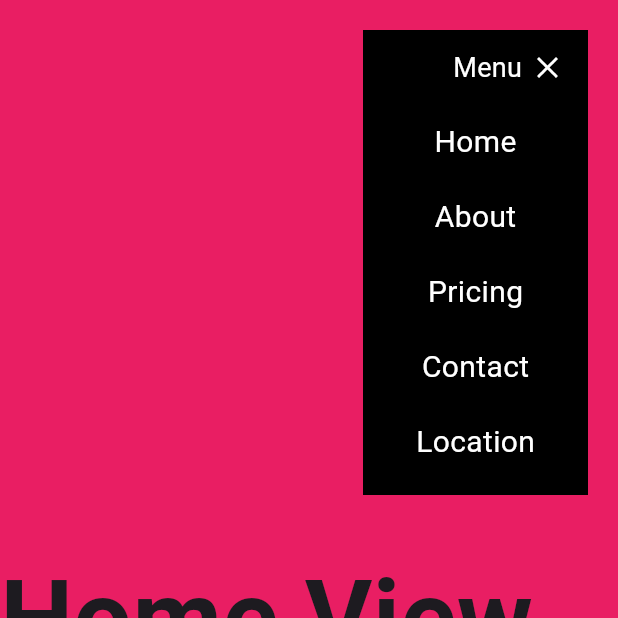
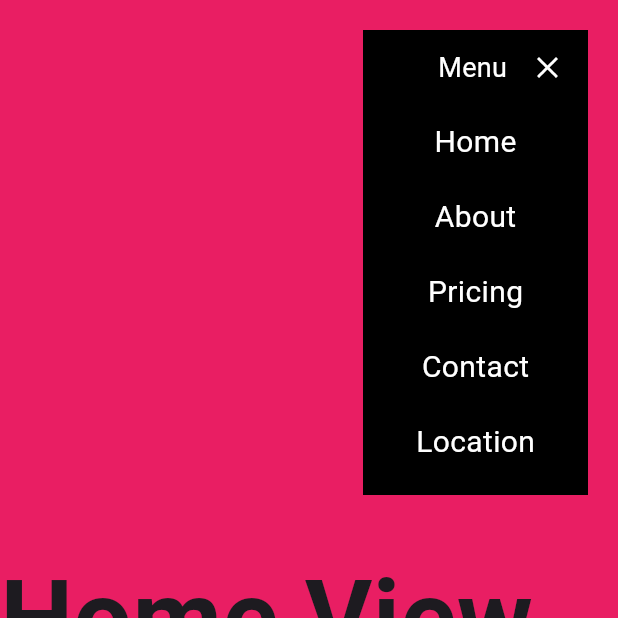
Before and after one commit to matcop/fw-landingPage, a Flutter app: the screen it shows after launch, after a tap on "Menu", on a phone screen of 412 x 824 dp, the top half of it. Run offline on Flutter 3.47's test engine with Material 3 defaults, Android fonts, the light colour scheme and no system bars; our stand-ins replace animate_do, fluro, google_fonts.

Commit message:
Detalles esteticos del menu

```diff
--- a/lib/ui/shared/custom_app_menu.dart
+++ b/lib/ui/shared/custom_app_menu.dart
@@ -49,11 +49,12 @@ class _CustomAppMenuState extends State<CustomAppMenu>
               children: [
                 _MenuTitle(isOpen: isOpen, controller: controller),
                 if (isOpen) ...[
-                  CustomMenuItem(text: 'Home', onPressed: () {}),
-                  CustomMenuItem(text: 'About', onPressed: () {}),
-                  CustomMenuItem(text: 'Pricing', onPressed: () {}),
-                  CustomMenuItem(text: 'Contact', onPressed: () {}),
-                  CustomMenuItem(text: 'Location', onPressed: () {}),
+                  CustomMenuItem(delay: 80, text: 'Home', onPressed: () {}),
+                  CustomMenuItem(delay: 90, text: 'About', onPressed: () {}),
+                  CustomMenuItem(delay: 110, text: 'Pricing', onPressed: () {}),
+                  CustomMenuItem(delay: 130, text: 'Contact', onPressed: () {}),
+                  CustomMenuItem(
+                      delay: 160, text: 'Location', onPressed: () {}),
                   SizedBox(
                     height: 10,
                   )
@@ -85,7 +86,7 @@ class _MenuTitle extends StatelessWidget {
           AnimatedContainer(
             duration: Duration(milliseconds: 200),
             curve: Curves.easeInOut,
-            width: isOpen ? 45 : 0,
+            width: isOpen ? 35 : 0,
           ),
           Text(
             'Menu',
--- a/lib/ui/shared/custom_menu_item.dart
+++ b/lib/ui/shared/custom_menu_item.dart
@@ -1,12 +1,14 @@
+import 'package:animate_do/animate_do.dart';
 import 'package:flutter/material.dart';
 import 'package:google_fonts/google_fonts.dart';
 
 class CustomMenuItem extends StatefulWidget {
   final String text;
   final Function onPressed;
+  final int delay;
 
   const CustomMenuItem(
-      {super.key, required this.text, required this.onPressed});
+      {super.key, required this.text, required this.onPressed, this.delay = 0});
 
   @override
   State<CustomMenuItem> createState() => _CustomMenuItemState();
@@ -17,7 +19,11 @@ class _CustomMenuItemState extends State<CustomMenuItem> {
 
   @override
   Widget build(BuildContext context) {
-    return MouseRegion(
+    return FadeInLeft(
+      from: 10,
+      duration: Duration(milliseconds: 150),
+      delay: Duration(milliseconds: widget.delay),
+      child: MouseRegion(
         onEnter: (_) => setState(() => isHover = true),
         onExit: (_) => setState(() => isHover = false),
         child: GestureDetector(
@@ -26,7 +32,7 @@ class _CustomMenuItemState extends State<CustomMenuItem> {
             duration: Duration(milliseconds: 700),
             width: 150,
             height: 50,
-          color: isHover ? Colors.pinkAccent : Colors.black,
+            color: isHover ? Colors.pinkAccent : Colors.transparent,
             child: Center(
                 child: Text(
               widget.text,
@@ -34,6 +40,7 @@ class _CustomMenuItemState extends State<CustomMenuItem> {
             )),
           ),
         ),
+      ),
     );
   }
 }
--- a/pubspec.yaml
+++ b/pubspec.yaml
@@ -28,6 +28,7 @@ environment:
 # the latest version available on pub.dev. To see which dependencies have newer
 # versions available, run `flutter pub outdated`.
 dependencies:
+  animate_do: ^3.3.4
   cupertino_icons: ^1.0.6
   fluro: ^2.0.5
   flutter:
```
Also changed, not shown: pubspec.lock. Lines whose indentation alone changed are shown as unchanged.
